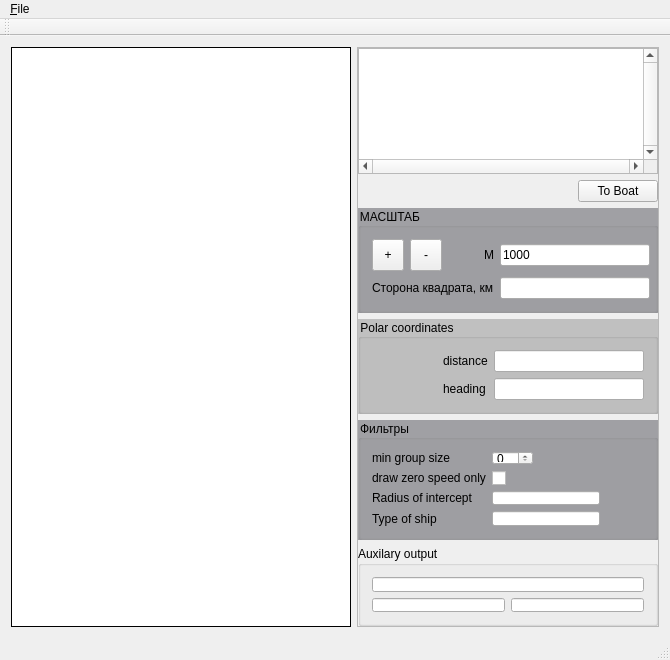
Old version of the form mainwindow.ui in the repository dzmat/sh5_viewer.
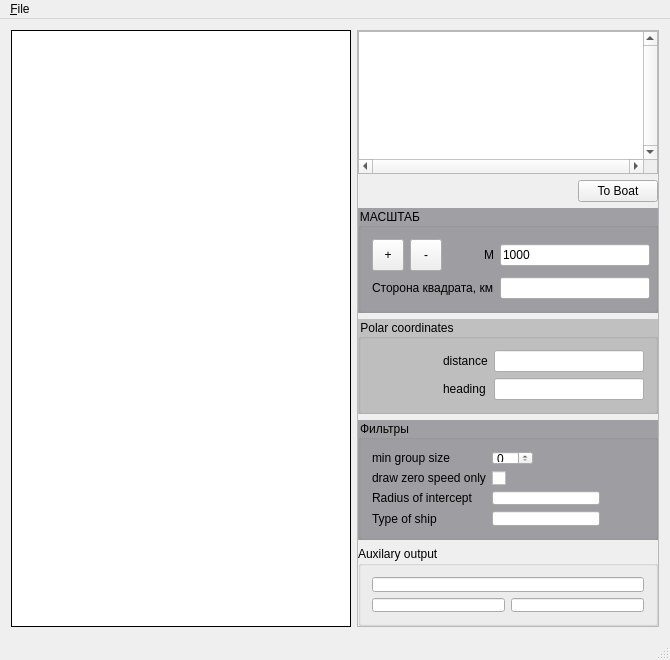
New version of the form. Custom widgets are drawn as their Qt base class.

Commit message: No Toolbar needed

```diff
--- a/mainwindow.ui
+++ b/mainwindow.ui
@@ -507,14 +507,6 @@
    </widget>
    <addaction name="menuFile"/>
   </widget>
-  <widget class="QToolBar" name="mainToolBar">
-   <attribute name="toolBarArea">
-    <enum>TopToolBarArea</enum>
-   </attribute>
-   <attribute name="toolBarBreak">
-    <bool>false</bool>
-   </attribute>
-  </widget>
   <widget class="QStatusBar" name="statusBar"/>
   <action name="actionOpen">
    <property name="text">
```
